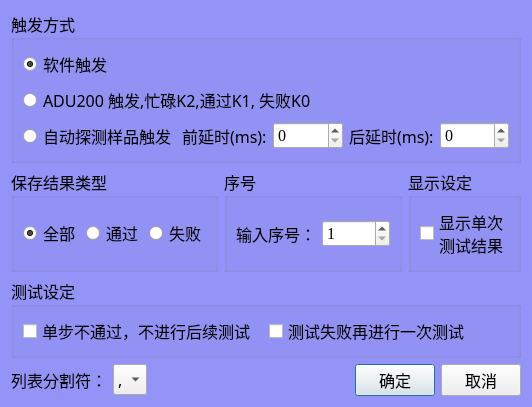
This is MeterMode/clsMeterModeSettings.ui in caicaiking/WKEFactoryView2014 as Qt 5 draws it before an edit. The edited form follows.
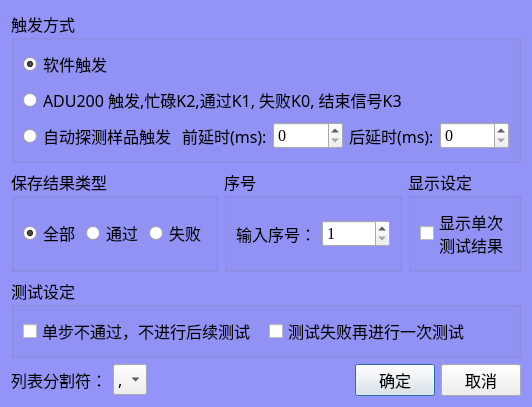
This is the edited form.

Patch:
```diff
--- a/MeterMode/clsMeterModeSettings.ui
+++ b/MeterMode/clsMeterModeSettings.ui
@@ -64,7 +64,7 @@
          </font>
         </property>
         <property name="text">
-         <string>ADU200 触发,忙碌K2,通过K1, 失败K0</string>
+         <string>ADU200 触发,忙碌K2,通过K1, 失败K0, 结束信号K3</string>
         </property>
        </widget>
       </item>
```
